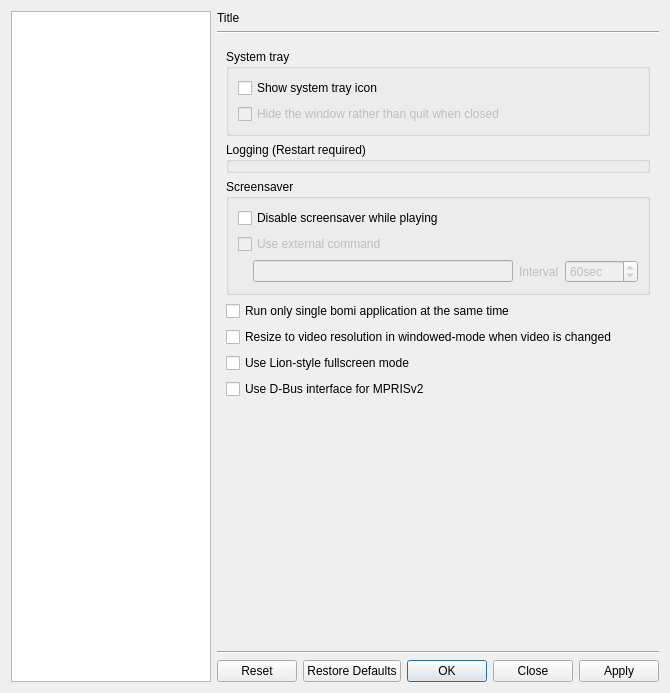
Above: src/bomi/ui/prefdialog.ui from bylee20/bomi before the change. Below: the same form after it.
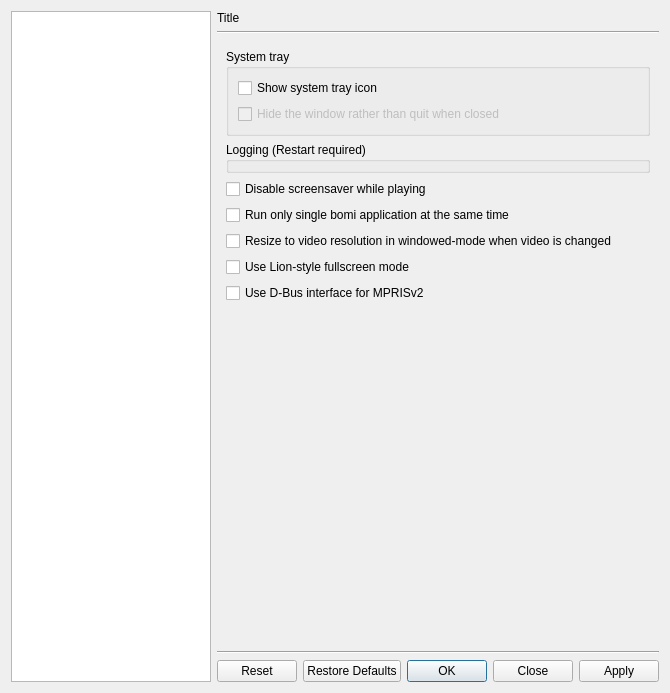
That is the form after the change. The open tabs and pages were chosen to show the change. Icons and pictures are not drawn. Custom widgets are drawn as their Qt base class.

Commit message: * Mod: drop external command support to disable screensaver

Diff of the .ui file:
```diff
--- a/src/bomi/ui/prefdialog.ui
+++ b/src/bomi/ui/prefdialog.ui
@@ -1996,92 +1996,10 @@
           </widget>
          </item>
          <item>
-          <widget class="QGroupBox" name="groupBox_27">
-           <property name="title">
-            <string>Screensaver</string>
+          <widget class="QCheckBox" name="disable_screensaver">
+           <property name="text">
+            <string>Disable screensaver while playing</string>
            </property>
-           <layout class="QVBoxLayout" name="verticalLayout_28">
-            <item>
-             <widget class="QCheckBox" name="disable_screensaver">
-              <property name="text">
-               <string>Disable screensaver while playing</string>
-              </property>
-             </widget>
-            </item>
-            <item>
-             <widget class="QCheckBox" name="use_heartbeat">
-              <property name="enabled">
-               <bool>false</bool>
-              </property>
-              <property name="text">
-               <string>Use external command</string>
-              </property>
-             </widget>
-            </item>
-            <item>
-             <widget class="QWidget" name="heartbeat_widget" native="true">
-              <property name="enabled">
-               <bool>false</bool>
-              </property>
-              <layout class="QHBoxLayout" name="horizontalLayout_26">
-               <property name="leftMargin">
-                <number>0</number>
-               </property>
-               <property name="topMargin">
-                <number>0</number>
-               </property>
-               <property name="rightMargin">
-                <number>0</number>
-               </property>
-               <property name="bottomMargin">
-                <number>0</number>
-               </property>
-               <item>
-                <spacer name="horizontalSpacer_23">
-                 <property name="orientation">
-                  <enum>Qt::Horizontal</enum>
-                 </property>
-                 <property name="sizeType">
-                  <enum>QSizePolicy::Fixed</enum>
-                 </property>
-                 <property name="sizeHint" stdset="0">
-                  <size>
-                   <width>15</width>
-                   <height>1</height>
-                  </size>
-                 </property>
-                </spacer>
-               </item>
-               <item>
-                <widget class="QLineEdit" name="heartbeat_command"/>
-               </item>
-               <item>
-                <widget class="QLabel" name="label_52">
-                 <property name="text">
-                  <string>Interval</string>
-                 </property>
-                </widget>
-               </item>
-               <item>
-                <widget class="QSpinBox" name="heartbeat_interval">
-                 <property name="suffix">
-                  <string>sec</string>
-                 </property>
-                 <property name="minimum">
-                  <number>1</number>
-                 </property>
-                 <property name="maximum">
-                  <number>9999</number>
-                 </property>
-                 <property name="value">
-                  <number>60</number>
-                 </property>
-                </widget>
-               </item>
-              </layout>
-             </widget>
-            </item>
-           </layout>
           </widget>
          </item>
          <item>
```
Left out of the diff: 18 changed lines with no effect on the pictures. The commit also changes 5 other files.
